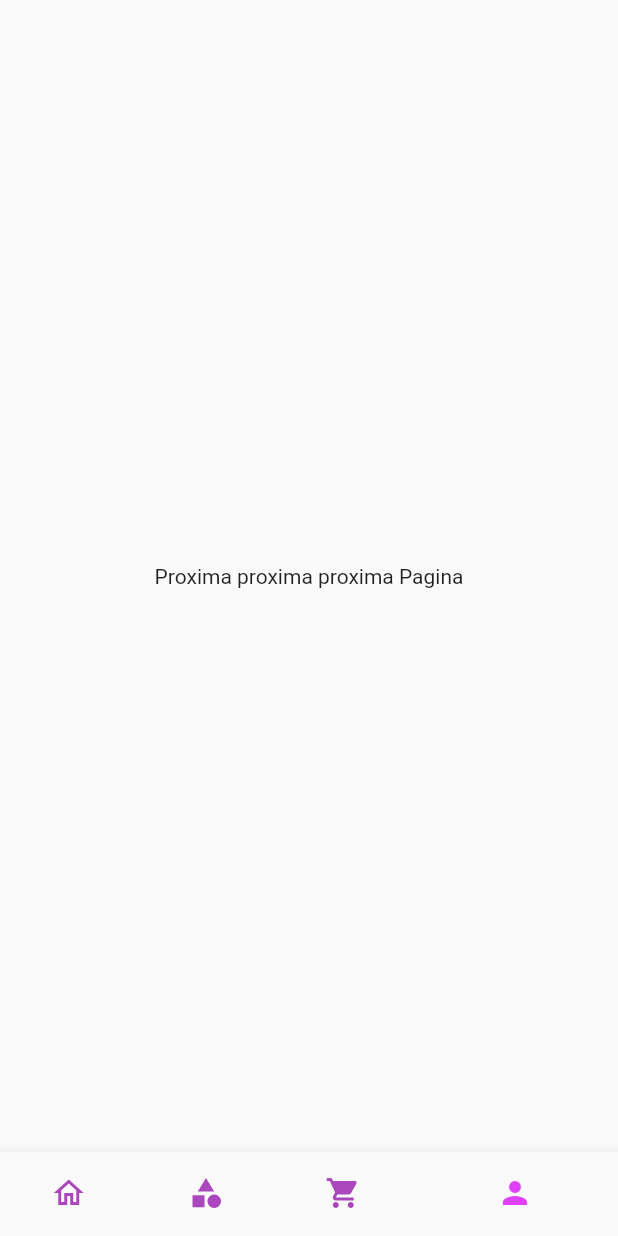
After one commit to ivansing/liquor_app, a Flutter app: the screen it shows after launch, item 4 of the bottom bar chosen, on a phone screen of 412 x 824 dp. The commit adds this screen. Run offline on Flutter 3.47's test engine with Material 2 defaults, Android fonts, the phone set to English and light mode, and no system bars; our stand-ins replace dots_indicator, get.

Commit message:
first part botnavbar main page

```diff
--- a/lib/main.dart
+++ b/lib/main.dart
@@ -1,5 +1,6 @@
 import 'package:flutter/material.dart';
 import 'package:licores_app/pages/cart/cart_page.dart';
+import 'package:licores_app/pages/home/home_page.dart';
 import 'package:licores_app/pages/home/liquor_page_body.dart';
 import 'package:licores_app/pages/home/main_liquor_page.dart';
 import 'package:get/get.dart';
@@ -26,9 +27,10 @@ class MyApp extends StatelessWidget {
       ),
       home: //MainLiquorPage()
            //PopularLiquorDetail()
-           CategoryLiquorDetail(),
+           //CategoryLiquorDetail(),
             //CartPage()
            //SplashScreen(),
+          HomePage(),
     );
   }
 }
--- /dev/null
+++ b/lib/pages/home/home_page.dart
@@ -0,0 +1,64 @@
+import 'package:flutter/cupertino.dart';
+import 'package:flutter/material.dart';
+import 'package:licores_app/pages/home/main_liquor_page.dart';
+
+import '../../utils/colors.dart';
+
+class HomePage extends StatefulWidget {
+  const HomePage({Key? key}) : super(key: key);
+
+  @override
+  State<HomePage> createState() => _HomePageState();
+}
+
+class _HomePageState extends State<HomePage> {
+
+  int _selectedIndex = 0;
+  String inicio = "Inicio";
+
+  List pages = [
+    MainLiquorPage(),
+    Container(child: Center(child: Text("Proxima Pagina"))),
+    Container(child: Center(child: Text("Proxima prixima Pagina"))),
+    Container(child: Center(child: Text("Proxima proxima proxima Pagina"))),
+  ];
+
+  void onTapNav (int index) {
+    setState(() {
+      _selectedIndex = index;
+    });
+  }
+
+  @override
+  Widget build(BuildContext context) {
+    return Scaffold(
+      body: pages[_selectedIndex],
+      bottomNavigationBar: BottomNavigationBar(
+        selectedItemColor: Colors.purpleAccent,
+        unselectedItemColor: AppColors.mainColor,
+        showSelectedLabels: false,
+        showUnselectedLabels: false,
+        currentIndex: _selectedIndex,
+        onTap: onTapNav,
+        items:  [
+          BottomNavigationBarItem(
+            icon: Icon(Icons.home_outlined),
+            label: inicio,
+          ),
+          BottomNavigationBarItem(
+            icon: Icon(Icons.category),
+            label: inicio,
+          ),
+          BottomNavigationBarItem(
+            icon: Icon(Icons.shopping_cart),
+            label: inicio,
+          ),
+          BottomNavigationBarItem(
+            icon: Icon(Icons.person),
+            label: inicio,
+          )
+        ],
+      ),
+    );
+  }
+}
--- a/lib/pages/home/liquor_page_body.dart
+++ b/lib/pages/home/liquor_page_body.dart
@@ -38,9 +38,11 @@ class _LiquorPageBodyState extends State<LiquorPageBody> {
     });
   }
 
+  // Get of rid of carbage collected
   @override
   void dispose(){
     pageController.dispose();
+    super.dispose();
   }
 
   @override
--- a/lib/utils/colors.dart
+++ b/lib/utils/colors.dart
@@ -4,7 +4,7 @@ import 'package:flutter/material.dart';
 
 class AppColors {
   static final Color textColor = const Color(0xFFccc7c5);
-  static final Color mainColor = const Color(0x42000000);
+  static final Color mainColor = const Color(0xFFAB47BC);
   static final Color iconColor1 = const Color(0xff76ff03);
   static final Color iconColor2 = const Color(0xFF303030);
   static final Color paraColor = const Color(0xFF8f837f);
--- a/pubspec.yaml
+++ b/pubspec.yaml
@@ -31,6 +31,7 @@ dependencies:
     sdk: flutter
   get: ^4.1.4
   dots_indicator: ^2.0.0
+  persistent_bottom_nav_bar: ^4.0.2
 
   # The following adds the Cupertino Icons font to your application.
   # Use with the CupertinoIcons class for iOS style icons.
```
Also changed, not shown: pubspec.lock.
